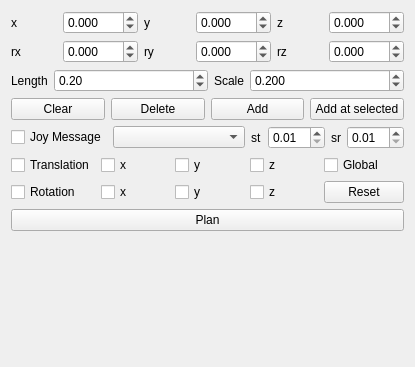
This is hiveground_rqt_interactive_probe/resource/InteractiveProbe.ui in hiveground-ros-package/hiveground_rqt as Qt 5 draws it before an edit. The edited form follows.
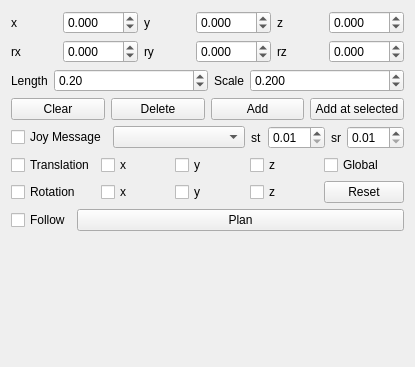
This is the edited form.

Commit message: working with ptp controller

The edit to the form file:
```diff
--- a/hiveground_rqt_interactive_probe/resource/InteractiveProbe.ui
+++ b/hiveground_rqt_interactive_probe/resource/InteractiveProbe.ui
@@ -444,12 +444,29 @@
     </layout>
    </item>
    <item>
+    <layout class="QHBoxLayout" name="horizontalLayout_5">
+     <item>
+      <widget class="QCheckBox" name="follow_check_box">
+       <property name="text">
+        <string>Follow</string>
+       </property>
+      </widget>
+     </item>
+     <item>
     <widget class="QPushButton" name="plan_button">
+       <property name="sizePolicy">
+        <sizepolicy hsizetype="Expanding" vsizetype="Fixed">
+         <horstretch>0</horstretch>
+         <verstretch>0</verstretch>
+        </sizepolicy>
+       </property>
      <property name="text">
       <string>Plan</string>
      </property>
     </widget>
    </item>
+    </layout>
+   </item>
    <item>
     <spacer name="verticalSpacer">
      <property name="orientation">
```
Left out of the diff: 1 changed line with no effect on the pictures. Lines whose indentation alone changed are shown as unchanged. The commit also changes 2 other files.
